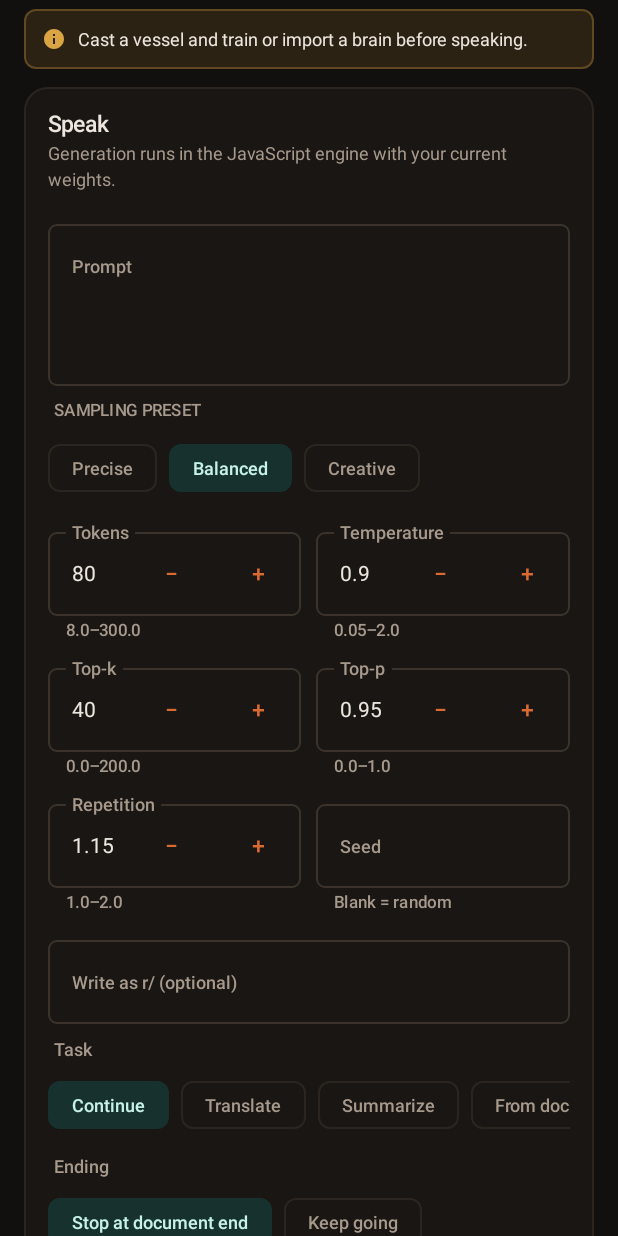
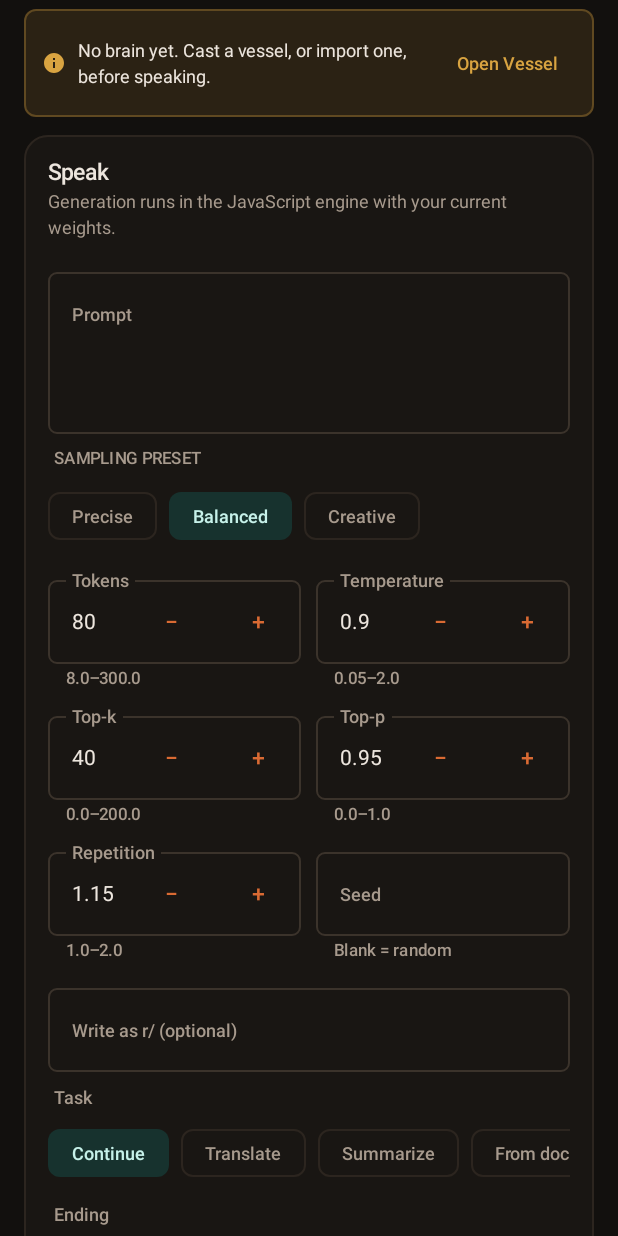
Before and after one commit to kilkproduct/Ember, an Android app built with Jetpack Compose: the composable VoiceScreen shown on its own in the app's theme, on a phone screen of 412 x 824 dp. Run offline under Robolectric (Android 15) with nearby library versions, the light colour scheme and no system bars.

Commit message:
android: link Voice to Vessel when no brain exists; spoken chart summary
Co-authored-by: arena-agent <297053741+arena-agent@users.noreply.github.com>

```diff
--- a/android/app/src/main/java/com/kilkproduct/ember/MainActivity.kt
+++ b/android/app/src/main/java/com/kilkproduct/ember/MainActivity.kt
@@ -355,7 +355,11 @@ private fun EmberApp(vm: MainViewModel, engineHost: FrameLayout) {
                                             onOpenVessel = { tab = Tab.VESSEL.name },
                                             onOpenVoice = { tab = Tab.VOICE.name },
                                         )
-                                        Tab.VOICE -> VoiceScreen(ui = ui, vm = vm)
+                                        Tab.VOICE -> VoiceScreen(
+                                            ui = ui,
+                                            vm = vm,
+                                            onOpenVessel = { tab = Tab.VESSEL.name },
+                                        )
                                     }
                                 }
                             }
--- a/android/app/src/main/java/com/kilkproduct/ember/ui/screens/VoiceScreen.kt
+++ b/android/app/src/main/java/com/kilkproduct/ember/ui/screens/VoiceScreen.kt
@@ -49,7 +49,11 @@ import java.util.Locale
 
 @OptIn(ExperimentalLayoutApi::class)
 @Composable
-fun VoiceScreen(ui: UiState, vm: MainViewModel) {
+fun VoiceScreen(
+    ui: UiState,
+    vm: MainViewModel,
+    onOpenVessel: () -> Unit = {},
+) {
     val context = LocalContext.current
     val form = vm.voiceForm
     val generating = ui.generating || Ops.GENERATE in ui.busy
@@ -65,8 +69,10 @@ fun VoiceScreen(ui: UiState, vm: MainViewModel) {
         if (!ui.modelReady) {
             item(key = "nocast") {
                 InfoBanner(
-                    "Cast a vessel and train or import a brain before speaking.",
+                    message = "No brain yet. Cast a vessel, or import one, before speaking.",
                     tone = EmberWarning,
+                    actionLabel = "Open Vessel",
+                    onAction = onOpenVessel,
                 )
             }
         }
```
Also changed, not shown: android/app/src/main/java/com/kilkproduct/ember/ui/components/Common.kt (+12 -1 lines), 1 other file.
